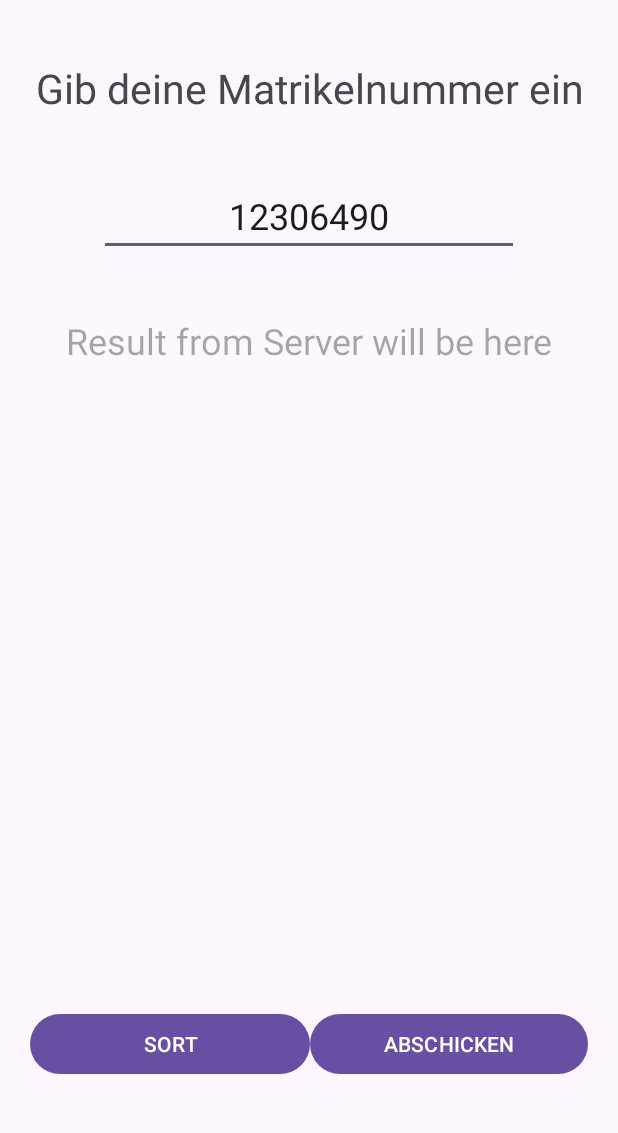
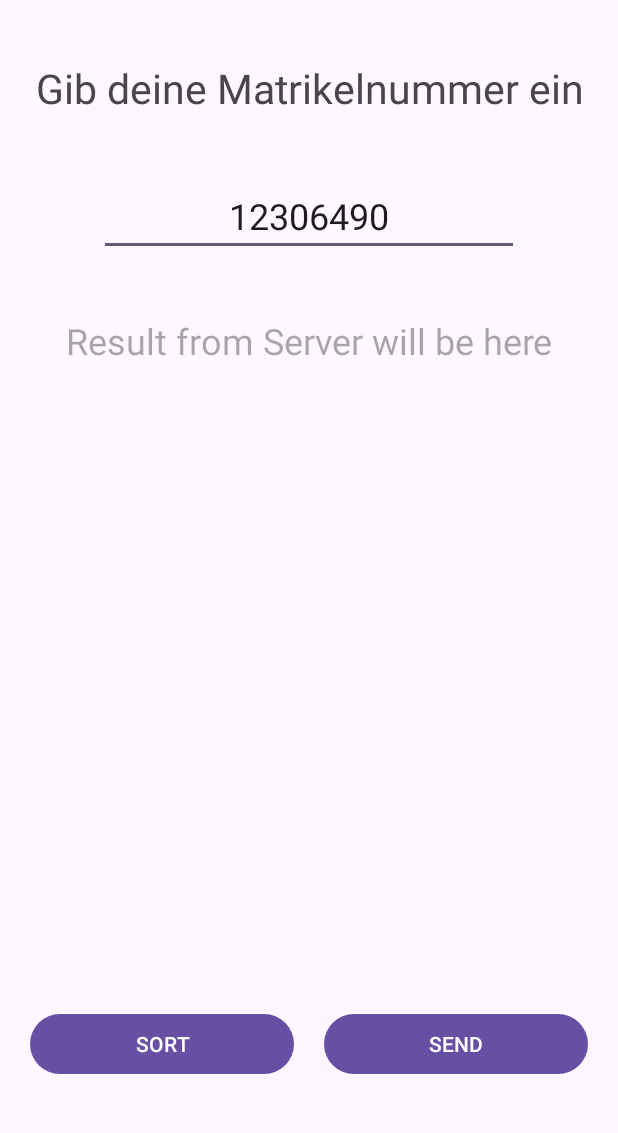
Before and after one commit to dapopovic/SE2Einzelphase, an Android app: the screen it shows after launch (MainActivity), on a phone screen of 412 x 824 dp, the part 96-1229 px from its top. Run offline under Robolectric (Android 15) with nearby library versions, the phone set to English and light mode, and no system bars.

```diff
--- a/app/src/main/AndroidManifest.xml
+++ b/app/src/main/AndroidManifest.xml
@@ -1,7 +1,7 @@
 <?xml version="1.0" encoding="utf-8"?>
 <manifest xmlns:android="http://schemas.android.com/apk/res/android"
     xmlns:tools="http://schemas.android.com/tools">
-
+    <uses-permission android:name="android.permission.INTERNET" />
     <application
         android:allowBackup="true"
         android:dataExtractionRules="@xml/data_extraction_rules"
@@ -12,6 +12,7 @@
         android:supportsRtl="true"
         android:theme="@style/Theme.SE2Einzelphase"
         tools:targetApi="31">
+
         <activity
             android:name=".MainActivity"
             android:exported="true"
--- a/app/src/main/res/layout/activity_main.xml
+++ b/app/src/main/res/layout/activity_main.xml
@@ -44,7 +44,7 @@
         app:layout_constraintTop_toTopOf="@+id/guideline3" />
 
     <EditText
-        android:id="@+id/editTextNumberSigned"
+        android:id="@+id/editTextMatrNr"
         android:layout_width="wrap_content"
         android:layout_height="wrap_content"
         android:layout_marginTop="40dp"
@@ -87,7 +87,8 @@
             android:id="@+id/btnSort"
             android:layout_width="wrap_content"
             android:layout_height="wrap_content"
-            android:layout_weight="2"
+            android:layout_marginEnd="10dp"
+            android:layout_weight="1"
             android:autoSizeMaxTextSize="24dp"
             android:onClick="onSort"
             android:text="Sort"
@@ -97,15 +98,16 @@
             android:id="@+id/btnSend"
             android:layout_width="wrap_content"
             android:layout_height="wrap_content"
+            android:layout_marginStart="10dp"
             android:layout_weight="1"
             android:autoSizeMaxTextSize="24dp"
             android:onClick="onSend"
-            android:text="abschicken"
+            android:text="send"
             android:textAllCaps="true" />
     </LinearLayout>
 
     <TextView
-        android:id="@+id/txtResult"
+        android:id="@+id/lblResult"
         android:layout_width="0dp"
         android:layout_height="wrap_content"
         android:layout_marginTop="40dp"
@@ -114,6 +116,6 @@
         android:textSize="24sp"
         app:layout_constraintEnd_toStartOf="@+id/rightGuideline"
         app:layout_constraintStart_toStartOf="@+id/leftGuideline"
-        app:layout_constraintTop_toBottomOf="@+id/editTextNumberSigned" />
+        app:layout_constraintTop_toBottomOf="@+id/editTextMatrNr" />
 
 </androidx.constraintlayout.widget.ConstraintLayout>
```
Also changed, not shown: app/src/main/java/com/pkg/se2einzelphase/MainActivity.java (+10 -24 lines), app/src/main/java/com/pkg/se2einzelphase/misc/socketThread.java (added, +41 -0 lines).
